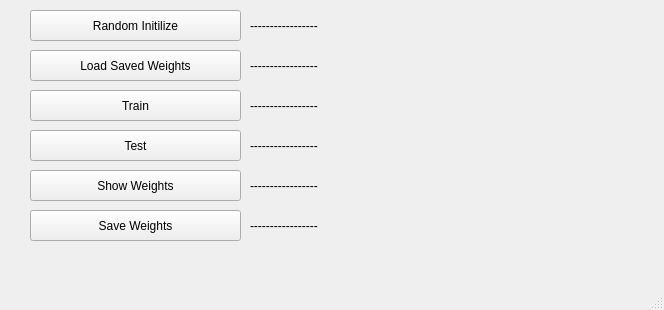
The window that mainwindow.ui (ahmetcihan/ann) describes before a commit, drawn with Qt 5.
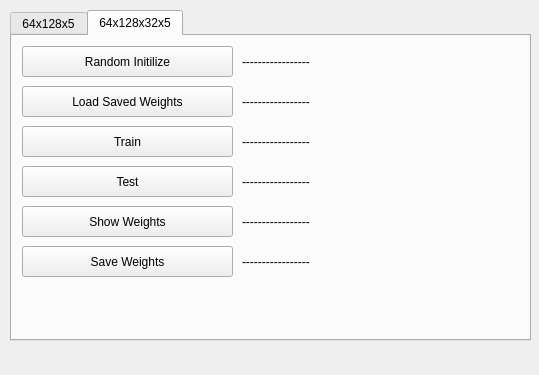
The same window after the commit.

Commit message: gui is extended

What changed in the file:
```diff
--- a/mainwindow.ui
+++ b/mainwindow.ui
@@ -6,18 +6,86 @@
    <rect>
     <x>0</x>
     <y>0</y>
-    <width>664</width>
-    <height>310</height>
+    <width>539</width>
+    <height>375</height>
    </rect>
   </property>
   <property name="windowTitle">
    <string>MainWindow</string>
   </property>
   <widget class="QWidget" name="centralWidget">
+   <widget class="QTabWidget" name="tabWidget">
+    <property name="geometry">
+     <rect>
+      <x>10</x>
+      <y>10</y>
+      <width>521</width>
+      <height>331</height>
+     </rect>
+    </property>
+    <property name="currentIndex">
+     <number>1</number>
+    </property>
+    <widget class="QWidget" name="tab">
+     <attribute name="title">
+      <string>64x128x5</string>
+     </attribute>
+     <widget class="QLabel" name="label_64_128_5_save_weights">
+      <property name="geometry">
+       <rect>
+        <x>230</x>
+        <y>210</y>
+        <width>200</width>
+        <height>31</height>
+       </rect>
+      </property>
+      <property name="text">
+       <string>-----------------</string>
+      </property>
+     </widget>
+     <widget class="QLabel" name="label_64_128_5_show_weights">
+      <property name="geometry">
+       <rect>
+        <x>230</x>
+        <y>170</y>
+        <width>200</width>
+        <height>31</height>
+       </rect>
+      </property>
+      <property name="text">
+       <string>-----------------</string>
+      </property>
+     </widget>
+     <widget class="QLabel" name="label_64_128_5_random_initilize">
+      <property name="geometry">
+       <rect>
+        <x>230</x>
+        <y>10</y>
+        <width>200</width>
+        <height>31</height>
+       </rect>
+      </property>
+      <property name="text">
+       <string>-----------------</string>
+      </property>
+     </widget>
+     <widget class="QLabel" name="label_64_128_5_load_saved_weights">
+      <property name="geometry">
+       <rect>
+        <x>230</x>
+        <y>50</y>
+        <width>200</width>
+        <height>31</height>
+       </rect>
+      </property>
+      <property name="text">
+       <string>-----------------</string>
+      </property>
+     </widget>
    <widget class="QPushButton" name="pushButton_64_128_5_train">
     <property name="geometry">
      <rect>
-      <x>30</x>
+        <x>10</x>
       <y>90</y>
       <width>211</width>
       <height>31</height>
@@ -30,7 +98,7 @@
    <widget class="QPushButton" name="pushButton_64_128_5_test">
     <property name="geometry">
      <rect>
-      <x>30</x>
+        <x>10</x>
       <y>130</y>
       <width>211</width>
       <height>31</height>
@@ -40,49 +108,10 @@
      <string>Test</string>
     </property>
    </widget>
-   <widget class="QPushButton" name="pushButton_64_128_5_show_weights">
-    <property name="geometry">
-     <rect>
-      <x>30</x>
-      <y>170</y>
-      <width>211</width>
-      <height>31</height>
-     </rect>
-    </property>
-    <property name="text">
-     <string>Show Weights</string>
-    </property>
-   </widget>
-   <widget class="QPushButton" name="pushButton_64_128_5_random_initilize">
-    <property name="geometry">
-     <rect>
-      <x>30</x>
-      <y>10</y>
-      <width>211</width>
-      <height>31</height>
-     </rect>
-    </property>
-    <property name="text">
-     <string>Random Initilize</string>
-    </property>
-   </widget>
-   <widget class="QLabel" name="label_64_128_5_random_initilize">
-    <property name="geometry">
-     <rect>
-      <x>250</x>
-      <y>10</y>
-      <width>200</width>
-      <height>31</height>
-     </rect>
-    </property>
-    <property name="text">
-     <string>-----------------</string>
-    </property>
-   </widget>
    <widget class="QLabel" name="label_64_128_5_train">
     <property name="geometry">
      <rect>
-      <x>250</x>
+        <x>230</x>
       <y>90</y>
       <width>200</width>
       <height>31</height>
@@ -95,7 +124,7 @@
    <widget class="QLabel" name="label_64_128_5_test">
     <property name="geometry">
      <rect>
-      <x>250</x>
+        <x>230</x>
       <y>130</y>
       <width>200</width>
       <height>31</height>
@@ -105,10 +134,23 @@
      <string>-----------------</string>
     </property>
    </widget>
+     <widget class="QPushButton" name="pushButton_64_128_5_show_weights">
+      <property name="geometry">
+       <rect>
+        <x>10</x>
+        <y>170</y>
+        <width>211</width>
+        <height>31</height>
+       </rect>
+      </property>
+      <property name="text">
+       <string>Show Weights</string>
+      </property>
+     </widget>
    <widget class="QPushButton" name="pushButton_64_128_5_save_weights">
     <property name="geometry">
      <rect>
-      <x>30</x>
+        <x>10</x>
       <y>210</y>
       <width>211</width>
       <height>31</height>
@@ -118,49 +160,23 @@
      <string>Save Weights</string>
     </property>
    </widget>
-   <widget class="QLabel" name="label_64_128_5_show_weights">
+     <widget class="QPushButton" name="pushButton_64_128_5_random_initilize">
     <property name="geometry">
      <rect>
-      <x>250</x>
-      <y>170</y>
-      <width>200</width>
+        <x>10</x>
+        <y>10</y>
+        <width>211</width>
       <height>31</height>
      </rect>
     </property>
     <property name="text">
-     <string>-----------------</string>
-    </property>
-   </widget>
-   <widget class="QLabel" name="label_64_128_5_save_weights">
-    <property name="geometry">
-     <rect>
-      <x>250</x>
-      <y>210</y>
-      <width>200</width>
-      <height>31</height>
-     </rect>
-    </property>
-    <property name="text">
-     <string>-----------------</string>
-    </property>
-   </widget>
-   <widget class="QLabel" name="label_64_128_5_load_saved_weights">
-    <property name="geometry">
-     <rect>
-      <x>250</x>
-      <y>50</y>
-      <width>200</width>
-      <height>31</height>
-     </rect>
-    </property>
-    <property name="text">
-     <string>-----------------</string>
+       <string>Random Initilize</string>
     </property>
    </widget>
    <widget class="QPushButton" name="pushButton_64_128_5_load_saved_weights">
     <property name="geometry">
      <rect>
-      <x>30</x>
+        <x>10</x>
       <y>50</y>
       <width>211</width>
       <height>31</height>
@@ -169,6 +185,169 @@
     <property name="text">
      <string>Load Saved Weights</string>
     </property>
+     </widget>
+    </widget>
+    <widget class="QWidget" name="tab_2">
+     <attribute name="title">
+      <string>64x128x32x5</string>
+     </attribute>
+     <widget class="QLabel" name="label_64_128_32_5_show_weights">
+      <property name="geometry">
+       <rect>
+        <x>230</x>
+        <y>170</y>
+        <width>200</width>
+        <height>31</height>
+       </rect>
+      </property>
+      <property name="text">
+       <string>-----------------</string>
+      </property>
+     </widget>
+     <widget class="QLabel" name="label_64_128_32_5_random_initilize">
+      <property name="geometry">
+       <rect>
+        <x>230</x>
+        <y>10</y>
+        <width>200</width>
+        <height>31</height>
+       </rect>
+      </property>
+      <property name="text">
+       <string>-----------------</string>
+      </property>
+     </widget>
+     <widget class="QLabel" name="label_64_128_32_5_load_saved_weights">
+      <property name="geometry">
+       <rect>
+        <x>230</x>
+        <y>50</y>
+        <width>200</width>
+        <height>31</height>
+       </rect>
+      </property>
+      <property name="text">
+       <string>-----------------</string>
+      </property>
+     </widget>
+     <widget class="QPushButton" name="pushButton_64_128_32_5_train">
+      <property name="geometry">
+       <rect>
+        <x>10</x>
+        <y>90</y>
+        <width>211</width>
+        <height>31</height>
+       </rect>
+      </property>
+      <property name="text">
+       <string>Train</string>
+      </property>
+     </widget>
+     <widget class="QPushButton" name="pushButton_64_128_32_5_test">
+      <property name="geometry">
+       <rect>
+        <x>10</x>
+        <y>130</y>
+        <width>211</width>
+        <height>31</height>
+       </rect>
+      </property>
+      <property name="text">
+       <string>Test</string>
+      </property>
+     </widget>
+     <widget class="QLabel" name="label_64_128_32_5_train">
+      <property name="geometry">
+       <rect>
+        <x>230</x>
+        <y>90</y>
+        <width>200</width>
+        <height>31</height>
+       </rect>
+      </property>
+      <property name="text">
+       <string>-----------------</string>
+      </property>
+     </widget>
+     <widget class="QLabel" name="label_64_128_32_5_test">
+      <property name="geometry">
+       <rect>
+        <x>230</x>
+        <y>130</y>
+        <width>200</width>
+        <height>31</height>
+       </rect>
+      </property>
+      <property name="text">
+       <string>-----------------</string>
+      </property>
+     </widget>
+     <widget class="QLabel" name="label_64_128_32_5_save_weights">
+      <property name="geometry">
+       <rect>
+        <x>230</x>
+        <y>210</y>
+        <width>200</width>
+        <height>31</height>
+       </rect>
+      </property>
+      <property name="text">
+       <string>-----------------</string>
+      </property>
+     </widget>
+     <widget class="QPushButton" name="pushButton_64_128_32_5_show_weights">
+      <property name="geometry">
+       <rect>
+        <x>10</x>
+        <y>170</y>
+        <width>211</width>
+        <height>31</height>
+       </rect>
+      </property>
+      <property name="text">
+       <string>Show Weights</string>
+      </property>
+     </widget>
+     <widget class="QPushButton" name="pushButton_64_128_32_5_save_weights">
+      <property name="geometry">
+       <rect>
+        <x>10</x>
+        <y>210</y>
+        <width>211</width>
+        <height>31</height>
+       </rect>
+      </property>
+      <property name="text">
+       <string>Save Weights</string>
+      </property>
+     </widget>
+     <widget class="QPushButton" name="pushButton_64_128_32_5_random_initilize">
+      <property name="geometry">
+       <rect>
+        <x>10</x>
+        <y>10</y>
+        <width>211</width>
+        <height>31</height>
+       </rect>
+      </property>
+      <property name="text">
+       <string>Random Initilize</string>
+      </property>
+     </widget>
+     <widget class="QPushButton" name="pushButton_64_128_32_5_load_saved_weights">
+      <property name="geometry">
+       <rect>
+        <x>10</x>
+        <y>50</y>
+        <width>211</width>
+        <height>31</height>
+       </rect>
+      </property>
+      <property name="text">
+       <string>Load Saved Weights</string>
+      </property>
+     </widget>
+    </widget>
    </widget>
   </widget>
   <widget class="QMenuBar" name="menuBar">
@@ -181,7 +360,6 @@
     </rect>
    </property>
   </widget>
-  <widget class="QStatusBar" name="statusBar"/>
  </widget>
  <layoutdefault spacing="6" margin="11"/>
  <resources/>
```
Left out of the diff: 2 changed lines with no effect on the pictures. Lines whose indentation alone changed are shown as unchanged. The commit also changes 7 other files.
